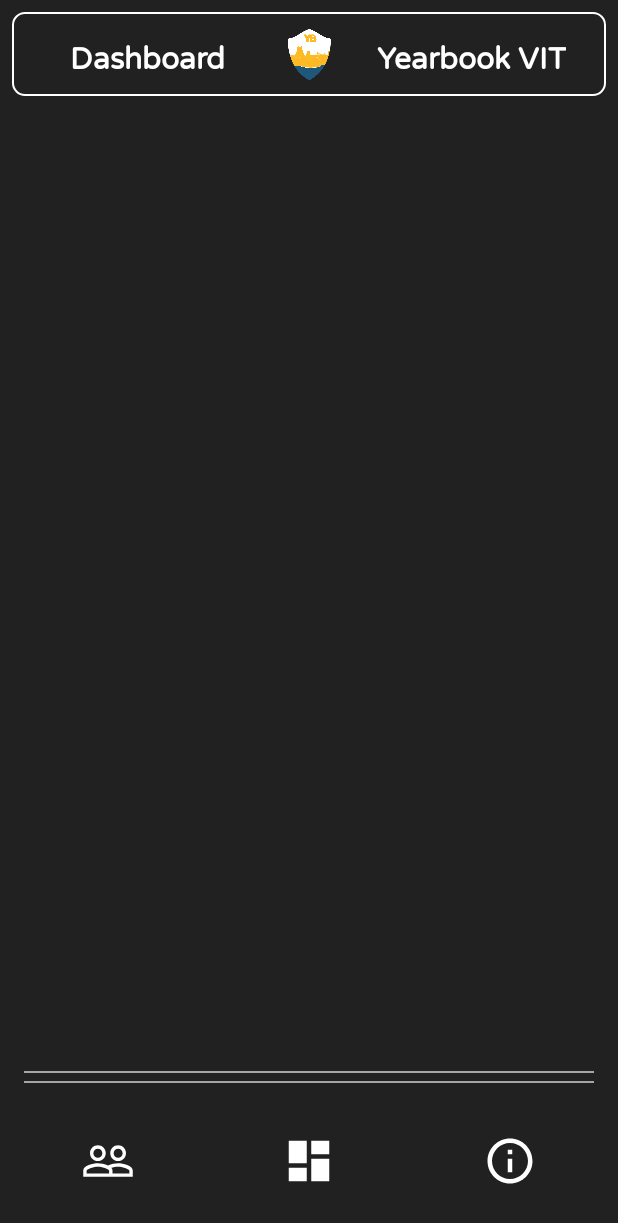
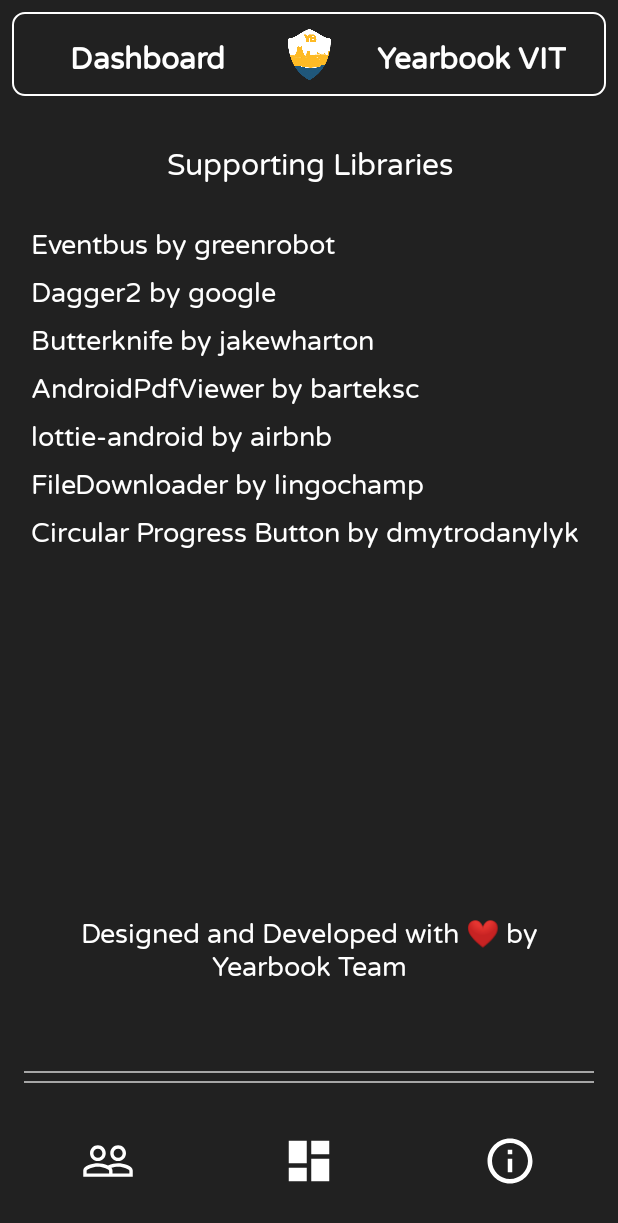
Before and after one commit to abhinav-adtechs/Yearbook-Android-Client, an Android app: the fragment CreditsFragment placed in its activity, on a phone screen of 412 x 824 dp. Shown: the top 1223 px of the screen. Run offline under Robolectric (Android 15) with nearby library versions, the phone set to English and light mode, and no system bars; our stand-ins replace ButterKnife; libraries missing offline, so code that uses them is left out: com.dd, com.liulishuo.filedownloader; 3 statements that could not run were skipped.

Commit message:
credits section done

```diff
--- a/app/src/main/java/in/vit/yearbook/View/NewUI/Credits/CreditsFragment.java
+++ b/app/src/main/java/in/vit/yearbook/View/NewUI/Credits/CreditsFragment.java
@@ -3,25 +3,60 @@ package in.vit.yearbook.View.NewUI.Credits;
 
 import android.os.Bundle;
 import android.support.annotation.Nullable;
+import android.support.v7.widget.LinearLayoutManager;
+import android.support.v7.widget.RecyclerView;
 import android.view.LayoutInflater;
 import android.view.View;
 import android.view.ViewGroup;
+import android.widget.TextView;
 
+import java.util.ArrayList;
+import java.util.Arrays;
+import java.util.List;
+
+import butterknife.BindView;
+import butterknife.ButterKnife;
 import in.vit.yearbook.R;
 import in.vit.yearbook.View.NewUI.BaseFragment;
+import in.vit.yearbook.View.NewUI.Team.TeamMembersAdapter ;
 
 public class CreditsFragment extends BaseFragment {
+
+
+    @BindView(R.id.new_fragment_credits_tv_developed)
+    TextView tvDeveloped ;
+
+    @BindView(R.id.new_fragment_credits_rv_credits_list)
+    RecyclerView rvCredits ;
+
+    List<String> creditsList = new ArrayList<>() ;
+    TeamMembersAdapter creditsAdapter ;
 
 
     @Nullable
     @Override
     public View onCreateView(LayoutInflater inflater, @Nullable ViewGroup container, @Nullable Bundle savedInstanceState) {
         View view = inflater.inflate(R.layout.new_fragment_credits, container, false) ;
+        ButterKnife.bind(this, view) ;
+
+        tvDeveloped.setText("Designed and Developed with " + getEmojiByUnicode(0x2764) + " by Yearbook Team");
         return view ;
     }
 
     @Override
     public void onViewCreated(View view, @Nullable Bundle savedInstanceState) {
         super.onViewCreated(view, savedInstanceState);
+
+        creditsAdapter = new TeamMembersAdapter(creditsList) ;
+        RecyclerView.LayoutManager layoutManager = new LinearLayoutManager(getActivity().getApplicationContext()) ;
+        rvCredits.setLayoutManager(layoutManager);
+        rvCredits.setAdapter(creditsAdapter);
+        creditsList = Arrays.asList(getResources().getStringArray(R.array.credits_list)) ;
+        creditsAdapter.updateArrayList(creditsList);
+        creditsAdapter.notifyDataSetChanged();
+    }
+
+    public String getEmojiByUnicode(int unicode){
+        return new String(Character.toChars(unicode));
     }
 }
--- a/app/src/main/res/layout/new_fragment_credits.xml
+++ b/app/src/main/res/layout/new_fragment_credits.xml
@@ -1,6 +1,61 @@
 <?xml version="1.0" encoding="utf-8"?>
-<LinearLayout xmlns:android="http://schemas.android.com/apk/res/android"
-    android:orientation="vertical" android:layout_width="match_parent"
+<android.support.constraint.ConstraintLayout
+    xmlns:android="http://schemas.android.com/apk/res/android"
+    xmlns:app="http://schemas.android.com/apk/res-auto"
+    xmlns:tools="http://schemas.android.com/tools"
+    android:background="@color/colorPrimary"
+    android:layout_width="match_parent"
     android:layout_height="match_parent">
 
-</LinearLayout>
+
+    <TextView
+        android:layout_marginTop="32dp"
+        android:text="Supporting Libraries"
+        android:textSize="20sp"
+        android:textAlignment="center"
+        android:textColor="@color/colorWhite"
+        android:layout_width="395dp"
+        android:layout_height="0dp"
+        android:id="@+id/textView3"
+        app:layout_constraintTop_toTopOf="parent"
+        android:layout_marginLeft="8dp"
+        app:layout_constraintLeft_toLeftOf="parent"
+        android:layout_marginRight="8dp"
+        app:layout_constraintRight_toRightOf="parent" />
+
+    <TextView
+        android:id="@+id/new_fragment_credits_tv_developed"
+        android:textSize="18sp"
+        android:textColor="@color/colorWhite"
+        android:padding="8dp"
+        android:textAlignment="center"
+        android:text="Designed and Developed with 0x2764 by Yearbook Team"
+        android:layout_width="395dp"
+        android:layout_height="wrap_content"
+        android:layout_marginLeft="16dp"
+        app:layout_constraintLeft_toLeftOf="parent"
+        android:layout_marginRight="16dp"
+        android:layout_marginStart="16dp"
+        android:layout_marginEnd="16dp"
+        app:layout_constraintRight_toRightOf="parent"
+        app:layout_constraintBottom_toBottomOf="parent"
+        android:layout_marginBottom="32dp"
+         />
+
+    <android.support.v7.widget.RecyclerView
+        android:id="@+id/new_fragment_credits_rv_credits_list"
+        android:layout_width="395dp"
+        android:layout_height="0dp"
+        android:layout_marginEnd="8dp"
+        android:layout_marginLeft="16dp"
+        android:layout_marginRight="16dp"
+        android:layout_marginStart="8dp"
+        android:layout_marginTop="16dp"
+        android:padding="8dp"
+        app:layout_constraintLeft_toLeftOf="parent"
+        app:layout_constraintRight_toRightOf="parent"
+        app:layout_constraintTop_toBottomOf="@+id/textView3">
+
+    </android.support.v7.widget.RecyclerView>
+
+</android.support.constraint.ConstraintLayout>
--- a/app/src/main/res/values/strings.xml
+++ b/app/src/main/res/values/strings.xml
@@ -182,4 +182,14 @@
         <item>Steffi Elizabeth Varughese</item>
         <item>Aditya Naveen</item>
     </array>
+
+    <array name="credits_list">
+        <item>Eventbus by greenrobot</item>
+        <item>Dagger2 by google</item>
+        <item>Butterknife by jakewharton</item>
+        <item>AndroidPdfViewer by barteksc</item>
+        <item>lottie-android by airbnb</item>
+        <item>FileDownloader by lingochamp</item>
+        <item>Circular Progress Button by dmytrodanylyk</item>
+    </array>
 </resources>
```
